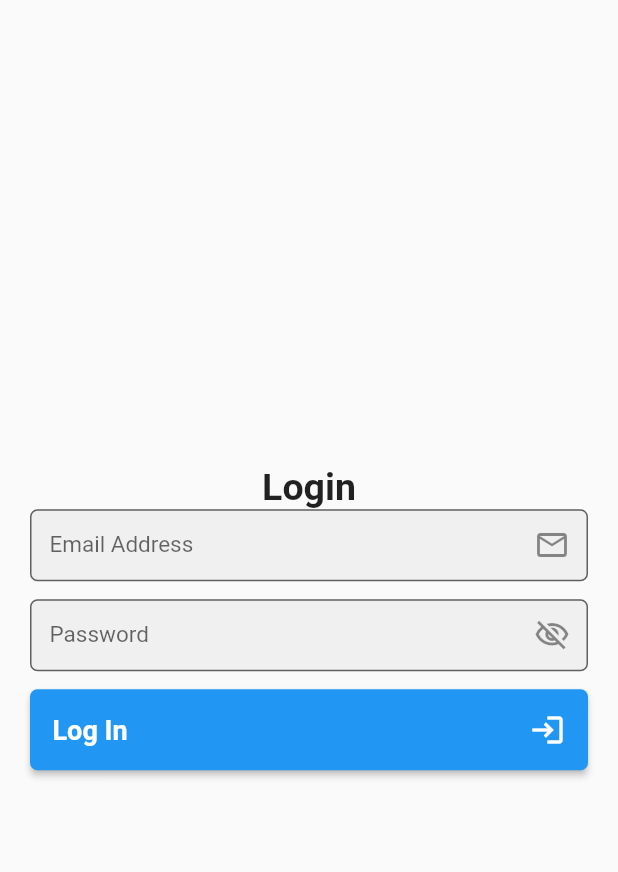
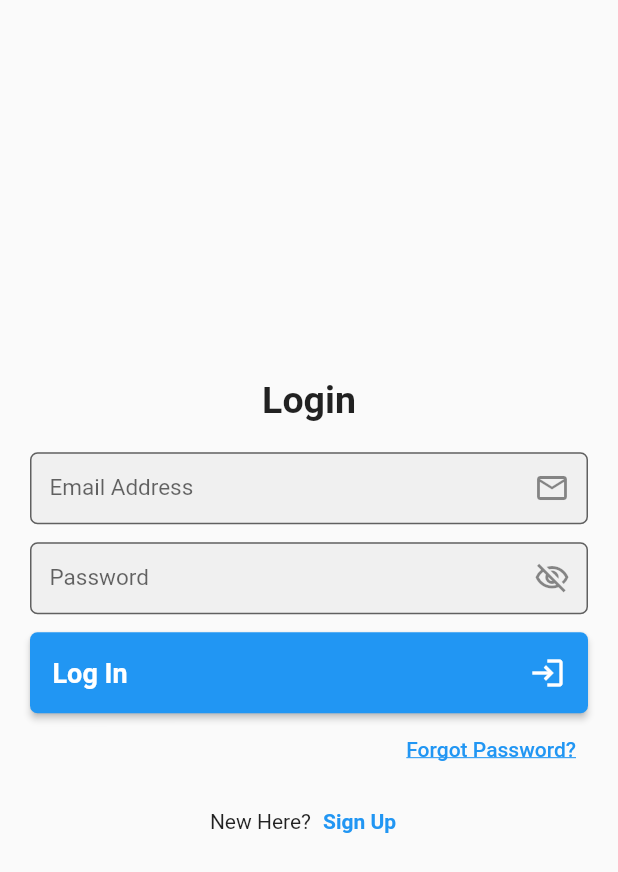
Before and after one commit to abhishekjaswl/restrotech, a Flutter app: the screen it shows after launch, on a phone screen of 412 x 824 dp. Shown: the top 872 px of the screen. Run offline on Flutter 3.47's test engine with Material 2 defaults, Android fonts, the phone set to English and light mode, and no system bars.

```diff
--- a/lib/pages/login.dart
+++ b/lib/pages/login.dart
@@ -1,7 +1,9 @@
 import 'package:flutter/material.dart';
+import 'package:mobile_app/pages/home.dart';
 
 import '../../widgets/cstm_textfield.dart';
 import '../widgets/cstm_button.dart';
+import '../widgets/cstm_loginswitcher.dart';
 
 class LoginPage extends StatefulWidget {
   const LoginPage({super.key});
@@ -12,21 +14,18 @@ class LoginPage extends StatefulWidget {
 
 class _LoginPageState extends State<LoginPage> with TickerProviderStateMixin {
   final _loginFormKey = GlobalKey<FormState>();
-  late final AnimationController _controller;
   final TextEditingController _emailController = TextEditingController();
   final TextEditingController _passwordController = TextEditingController();
 
   @override
   void initState() {
     super.initState();
-    _controller = AnimationController(vsync: this);
   }
 
   @override
   void dispose() {
     _emailController.dispose();
     _passwordController.dispose();
-    _controller.dispose();
     super.dispose();
   }
 
@@ -46,6 +45,9 @@ class _LoginPageState extends State<LoginPage> with TickerProviderStateMixin {
                 fontSize: 25,
                 fontWeight: FontWeight.w700,
               ),
+            ),
+            const SizedBox(
+              height: 20,
             ),
             Form(
               key: _loginFormKey,
@@ -67,7 +69,30 @@ class _LoginPageState extends State<LoginPage> with TickerProviderStateMixin {
                       color: Colors.white,
                     ),
                     text: 'Log In',
-                    onPressed: () => {},
+                    onPressed: () => {
+                      Navigator.push(
+                          context,
+                          MaterialPageRoute(
+                              builder: (context) => const HomePage()))
+                    },
+                  ),
+                  Container(
+                    alignment: Alignment.centerRight,
+                    child: TextButton(
+                      onPressed: () => {
+                        // Navigator.of(context).push(
+                        //     animeService.createRoute(const ResetPass()))
+                      },
+                      child: const Text(
+                        'Forgot Password?',
+                        style: TextStyle(decoration: TextDecoration.underline),
+                      ),
+                    ),
+                  ),
+                  CstmLoginSwitcher(
+                    preText: 'New Here?',
+                    onpressed: () {},
+                    suffText: 'Sign Up',
                   ),
                 ],
               ),
--- a/lib/widgets/login_switcher.dart
+++ b/lib/widgets/cstm_loginswitcher.dart
@@ -1,11 +1,11 @@
 import 'package:flutter/material.dart';
 
-class LoginSwitcher extends StatelessWidget {
+class CstmLoginSwitcher extends StatelessWidget {
   final String preText;
   final String suffText;
   final VoidCallback onpressed;
 
-  const LoginSwitcher({
+  const CstmLoginSwitcher({
     super.key,
     required this.preText,
     required this.suffText,
--- a/pubspec.yaml
+++ b/pubspec.yaml
@@ -61,9 +61,8 @@ flutter:
   uses-material-design: true
 
   # To add assets to your application, add an assets section, like this:
-  # assets:
-  #   - images/a_dot_burr.jpeg
-  #   - images/a_dot_ham.jpeg
+  assets:
+    - assets/images/
 
   # An image asset can refer to one or more resolution-specific "variants", see
   # https://flutter.dev/assets-and-images/#resolution-aware
```
Also changed, not shown: lib/pages/home.dart (+66 -1 lines), lib/widgets/cstm_appbar.dart (added, +29 -0 lines), assets/images/logo.png (added).
